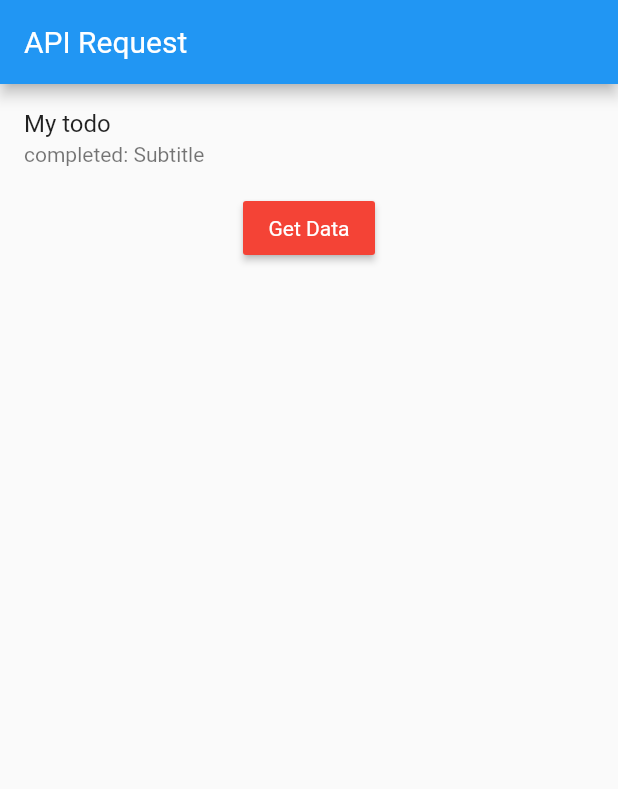
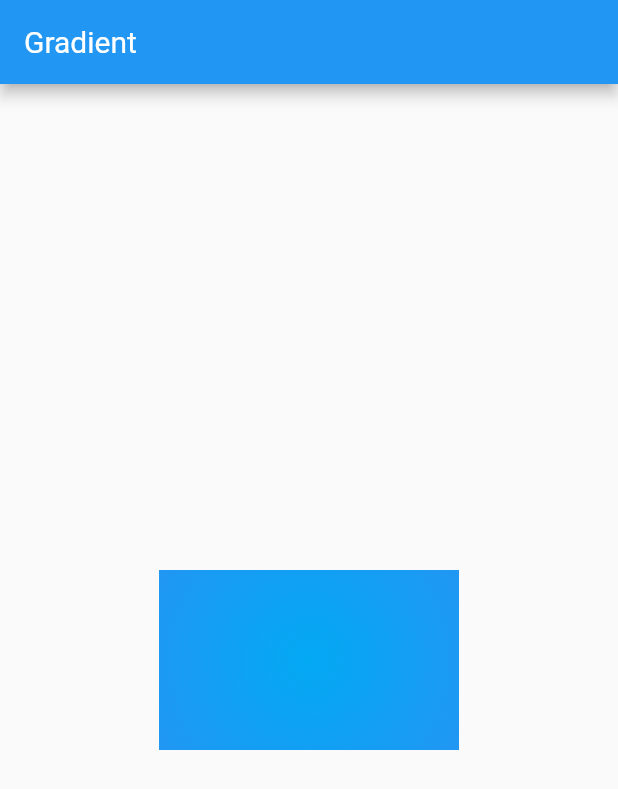
Before and after one commit to josephmtinangi/flutter-app, a Flutter app: the screen it shows after launch, on a phone screen of 412 x 824 dp. Shown: the top 789 px of the screen. Run offline on Flutter 3.47's test engine with Material 2 defaults, Android fonts, the phone set to English and light mode, and no system bars.

Commit message:
Gradient

```diff
--- a/lib/main.dart
+++ b/lib/main.dart
@@ -1,6 +1,4 @@
 import 'package:flutter/material.dart';
-import 'package:http/http.dart' as http;
-import 'dart:convert';
 
 void main() => runApp(MyHomePage());
 
@@ -10,60 +8,27 @@ class MyHomePage extends StatefulWidget {
 }
 
 class MyHomePageState extends State<MyHomePage> {
-  String _title = 'My todo';
-  String _subtitle = 'Subtitle';
-
   @override
   Widget build(BuildContext context) {
     return MaterialApp(
       title: 'Flutter',
       home: Scaffold(
         appBar: AppBar(
-          title: Text('API Request'),
+          title: Text('Gradient'),
         ),
-        body: Column(
-          children: <Widget>[
-            ListTile(
-              title: Text(_title),
-              subtitle: Text('completed: $_subtitle'),
-            ),
-            RaisedButton(
-              child: Text(
-                'Get Data',
-                style: TextStyle(color: Colors.white),
-              ),
-              onPressed: () {
-                makeRequest();
-              },
-              color: Colors.red,
-            )
-          ],
+        body: Center(
+          child: Container(
+            height: 120.0,
+            width: 200.0,
+            decoration: BoxDecoration(
+                gradient: RadialGradient(
+                    colors: [Colors.lightBlue, Colors.blue],
+                    center: Alignment.center,
+                    radius: 1.0)),
+          ),
         ),
       ),
       debugShowCheckedModeBanner: false,
     );
   }
-
-  void makeRequest() async {
-    String _url = 'https://jsonplaceholder.typicode.com/todos';
-    print('url');
-    print(_url);
-
-    var response = await http.get(_url);
-    print('response');
-    print(response);
-    String dataAsString = response.body;
-    print('dataAsString');
-    print(dataAsString);
-    List decodedData = json.decode(dataAsString);
-    print('decodedData');
-    print(decodedData);
-
-    Map<String, dynamic> firstToDo = decodedData[0];
-
-    setState(() {
-      _title = firstToDo['title'];
-      _subtitle = firstToDo['completed'].toString();
-    });
-  }
 }
--- a/pubspec.yaml
+++ b/pubspec.yaml
@@ -20,6 +20,7 @@ dependencies:
   flutter:
     sdk: flutter
   http: ^0.12.2
+  shared_preferences: ^0.5.7
 
   # The following adds the Cupertino Icons font to your application.
   # Use with the CupertinoIcons class for iOS style icons.
```
Also changed, not shown: pubspec.lock.
